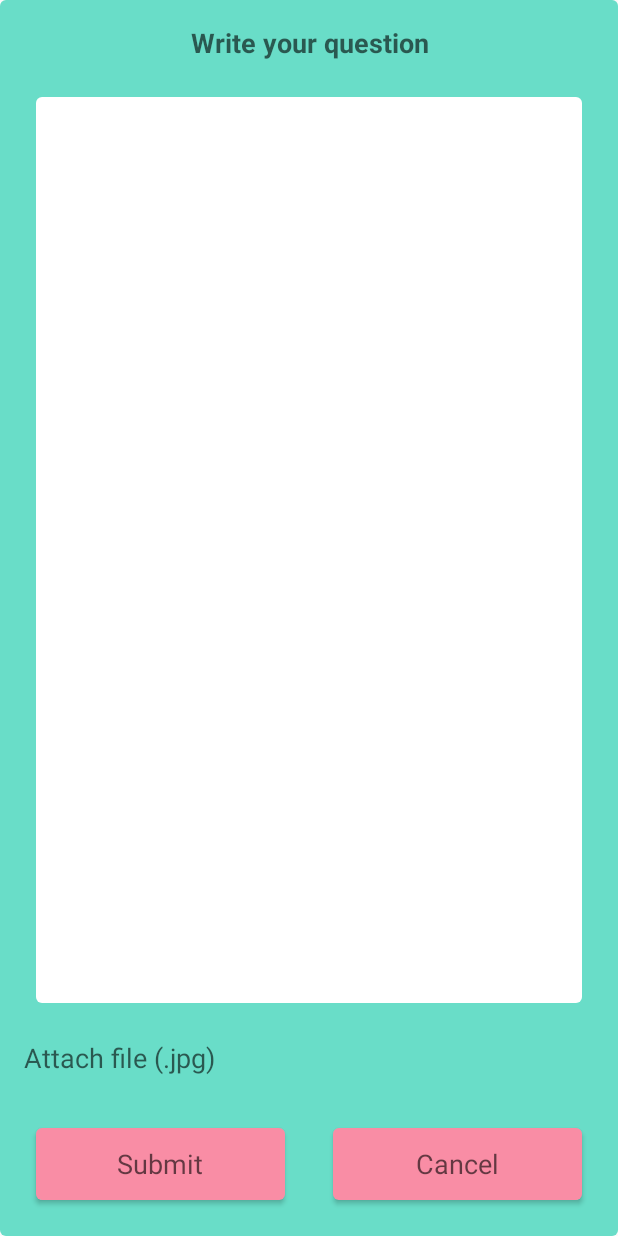
After one commit to ritikagr/Enkindle_App, an Android app: the layout activity_ask_popup.xml on its own in the app's theme, with its tools: preview values and no code run, on a phone screen of 412 x 824 dp. The commit adds this screen. Run offline under Robolectric (Android 15) with nearby library versions, the phone set to English and light mode, and no system bars.

Commit message:
upload image feature added

```diff
--- a/app/build.gradle
+++ b/app/build.gradle
@@ -25,4 +25,7 @@ dependencies {
     compile 'com.android.support:appcompat-v7:23.4.0'
     compile 'com.android.support:design:23.4.0'
     compile 'com.mcxiaoke.volley:library-aar:1.0.0'
+    compile 'com.android.support:support-v4:24.1.1'
+    compile 'com.android.support:support-v13:24.1.1'
+    compile 'com.android.support:gridlayout-v7:24.1.1'
 }
--- /dev/null
+++ b/app/src/main/res/drawable/border2.xml
@@ -0,0 +1,20 @@
+<?xml version="1.0" encoding="utf-8"?>
+<shape
+    xmlns:android="http://schemas.android.com/apk/res/android"
+    android:shape="rectangle"
+    android:visible="true">
+
+    <corners
+        android:radius="4dp">
+    </corners>
+
+    <padding
+        android:bottom="8dp"
+        android:left="8dp"
+        android:right="8dp"
+        android:top="8dp"></padding>
+
+    <solid
+        android:color="@color/light_blue"></solid>
+
+</shape>
--- /dev/null
+++ b/app/src/main/res/drawable/border_white.xml
@@ -0,0 +1,19 @@
+<?xml version="1.0" encoding="utf-8"?>
+<shape
+    xmlns:android="http://schemas.android.com/apk/res/android"
+    android:shape="rectangle"
+    android:visible="true">
+
+    <corners
+        android:radius="4dp">
+    </corners>
+
+    <padding
+        android:bottom="8dp"
+        android:left="8dp"
+        android:right="8dp"
+        android:top="8dp"></padding>
+
+    <solid
+        android:color="#FFFFFF"></solid>
+</shape>
--- /dev/null
+++ b/app/src/main/res/layout/activity_ask_popup.xml
@@ -0,0 +1,94 @@
+<?xml version="1.0" encoding="utf-8"?>
+<LinearLayout xmlns:android="http://schemas.android.com/apk/res/android"
+    xmlns:tools="http://schemas.android.com/tools"
+    android:layout_width="match_parent"
+    android:layout_height="match_parent"
+    android:orientation="vertical"
+    android:background="@drawable/border2"
+    tools:context="com.iitism.ritik.enkindle.activity.AskPopup">
+
+    <TextView
+        android:layout_width="match_parent"
+        android:layout_height="wrap_content"
+        android:textAlignment="center"
+        android:padding="8dp"
+        android:text="Write your question"
+        android:textStyle="bold"
+        android:textAppearance="?android:attr/textAppearanceMedium"/>
+
+    <EditText
+        android:layout_width="match_parent"
+        android:layout_height="0dp"
+        android:layout_weight="1"
+        android:layout_margin="@dimen/activity_horizontal_margin"
+        android:padding="8dp"
+        android:background="@drawable/border_white"
+        android:layout_marginTop="@dimen/activity_vertical_margin"
+        android:id="@+id/enter_question"/>
+
+    <LinearLayout
+        android:layout_width="match_parent"
+        android:layout_height="wrap_content"
+        android:orientation="horizontal">
+
+        <LinearLayout
+            android:layout_width="0dp"
+            android:layout_weight="1"
+            android:layout_height="wrap_content"
+            android:orientation="vertical">
+            <TextView
+            android:layout_width="match_parent"
+            android:layout_height="wrap_content"
+            android:text="Attach file (.jpg)"
+            android:onClick="Attach_File"
+            android:layout_margin="8dp"
+            android:textAppearance="?android:attr/textAppearanceMedium"/>
+
+            <TextView
+            android:layout_width="match_parent"
+            android:layout_height="wrap_content"
+            android:layout_margin="8dp"
+            android:visibility="gone"
+            android:id="@+id/attach_file_path"/>
+        </LinearLayout>
+
+        <ImageView
+            android:layout_width="35dp"
+            android:layout_height="35dp"
+            android:layout_margin="8dp"
+            android:id="@+id/selected_image" />
+
+    </LinearLayout>
+
+    <LinearLayout
+        android:layout_width="match_parent"
+        android:layout_height="wrap_content"
+        android:orientation="horizontal">
+    <Button
+        android:layout_width="0dp"
+        android:layout_weight="1"
+        android:layout_height="wrap_content"
+        android:layout_gravity="center"
+        android:padding="8dp"
+        android:text="Submit"
+        android:onClick="Submit"
+        android:layout_margin="@dimen/activity_horizontal_margin"
+        android:textAppearance="?android:attr/textAppearanceMedium"
+        android:background="@drawable/border"
+        android:id="@+id/submit_question"/>
+
+    <Button
+        android:layout_width="0dp"
+        android:layout_weight="1"
+        android:layout_height="wrap_content"
+        android:padding="8dp"
+        android:text="Cancel"
+        android:onClick="Cancel"
+        android:layout_margin="@dimen/activity_horizontal_margin"
+        android:textAppearance="?android:attr/textAppearanceMedium"
+        android:background="@drawable/border"
+        android:id="@+id/cancel_question"/>
+
+    </LinearLayout>
+
+</LinearLayout>
--- a/app/src/main/res/values/colors.xml
+++ b/app/src/main/res/values/colors.xml
@@ -6,6 +6,7 @@
     <color name="windowBackground">#FFFFFF</color>
     <color name="navigationBarColor">#000000</color>
     <color name="colorAccent">#FF80AB</color>
+    <color name="light_blue">	#69ddc8</color>
 
 <color name="yellow">#fdff00</color>
 <color name="violet">#bf3eff</color>
--- a/app/src/main/res/values/styles.xml
+++ b/app/src/main/res/values/styles.xml
@@ -15,6 +15,11 @@
         <item name="windowNoTitle">true</item>
     </style>
 
+    <style name="AppTheme.PopWindowTheme">
+        <item name="android:windowIsTranslucent">true</item>
+        <item name="android:windowCloseOnTouchOutside">true</item>
+    </style>
+
     <style name="AppTheme.AppBarOverlay" parent="ThemeOverlay.AppCompat.Dark.ActionBar" />
 
     <style name="AppTheme.PopupOverlay" parent="ThemeOverlay.AppCompat.Light" />
```
Also changed, not shown: app/src/main/AndroidManifest.xml (+11 -1 lines), app/src/main/java/com/iitism/ritik/enkindle/activity/AskPopup.java (added, +121 -0 lines), app/src/main/res/drawable/border1.xml (added, +20 -0 lines), app/src/main/res/layout/content_main.xml (+18 -18 lines), app/src/main/res/layout/question.xml (+2 -9 lines).
